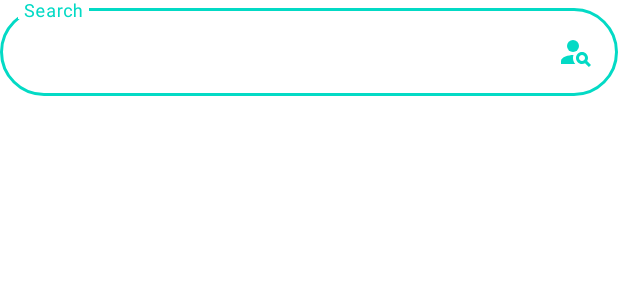
After one commit to tenesuzun/TMD_Contacts_App, an Android app: the layout fragment_contact_list.xml on its own in the app's theme, with its tools: preview values and no code run, on a phone screen of 412 x 824 dp. The commit adds this screen. Shown: the top 300 px of the screen. Run offline under Robolectric (Android 15) with nearby library versions, the phone set to English and light mode, and no system bars.

Commit message:
Fragments tests has been started: - New fragments containing contact list recycler view and a search bar has been created in the design

```diff
--- a/app/build.gradle
+++ b/app/build.gradle
@@ -40,6 +40,7 @@ dependencies {
     implementation 'androidx.appcompat:appcompat:1.2.0'
     implementation 'com.google.android.material:material:1.2.1'
     implementation 'androidx.constraintlayout:constraintlayout:2.0.1'
+    implementation 'androidx.legacy:legacy-support-v4:1.0.0'
     testImplementation 'junit:junit:4.+'
     androidTestImplementation 'androidx.test.ext:junit:1.1.2'
     androidTestImplementation 'androidx.test.espresso:espresso-core:3.3.0'
--- /dev/null
+++ b/app/src/main/res/drawable/ic_baseline_person_search_24.xml
@@ -0,0 +1,7 @@
+<vector android:height="24dp" android:tint="#03DAC5"
+    android:viewportHeight="24" android:viewportWidth="24"
+    android:width="24dp" xmlns:android="http://schemas.android.com/apk/res/android">
+    <path android:fillColor="@android:color/white" android:pathData="M10,8m-4,0a4,4 0,1 1,8 0a4,4 0,1 1,-8 0"/>
+    <path android:fillColor="@android:color/white" android:pathData="M10.35,14.01C7.62,13.91 2,15.27 2,18v2h9.54C9.07,17.24 10.31,14.11 10.35,14.01z"/>
+    <path android:fillColor="@android:color/white" android:pathData="M19.43,18.02C19.79,17.43 20,16.74 20,16c0,-2.21 -1.79,-4 -4,-4s-4,1.79 -4,4c0,2.21 1.79,4 4,4c0.74,0 1.43,-0.22 2.02,-0.57L20.59,22L22,20.59L19.43,18.02zM16,18c-1.1,0 -2,-0.9 -2,-2c0,-1.1 0.9,-2 2,-2s2,0.9 2,2C18,17.1 17.1,18 16,18z"/>
+</vector>
--- a/app/src/main/res/layout/activity_contacts_list.xml
+++ b/app/src/main/res/layout/activity_contacts_list.xml
@@ -41,9 +41,12 @@
         style="@style/Widget.MaterialComponents.BottomAppBar.Colored"
         android:layout_width="0dp"
         android:layout_height="wrap_content"
+        app:itemIconTint="@android:color/primary_text_dark_nodisable"
+        app:itemTextColor="@android:color/primary_text_dark_nodisable"
+        app:labelVisibilityMode="labeled"
         app:layout_constraintBottom_toBottomOf="parent"
         app:layout_constraintEnd_toEndOf="parent"
         app:layout_constraintStart_toStartOf="parent"
-        app:menu="@menu/bottom_navigation_menu"/>
+        app:menu="@menu/bottom_navigation_menu" />
 
 </androidx.constraintlayout.widget.ConstraintLayout>
--- /dev/null
+++ b/app/src/main/res/layout/fragment_contact_list.xml
@@ -0,0 +1,36 @@
+<?xml version="1.0" encoding="utf-8"?>
+<androidx.constraintlayout.widget.ConstraintLayout xmlns:android="http://schemas.android.com/apk/res/android"
+    xmlns:tools="http://schemas.android.com/tools"
+    android:layout_width="match_parent"
+    android:layout_height="match_parent"
+    xmlns:app="http://schemas.android.com/apk/res-auto"
+    tools:context=".contact_list_fragment">
+
+    <com.google.android.material.textfield.TextInputLayout
+        android:id="@+id/contactsSearchBarLayout"
+        android:layout_width="match_parent"
+        android:layout_height="wrap_content"
+        app:layout_constraintEnd_toEndOf="parent"
+        app:layout_constraintStart_toStartOf="parent"
+        app:layout_constraintTop_toTopOf="parent">
+
+        <com.google.android.material.textfield.TextInputEditText
+            android:id="@+id/contactsSearchBarField"
+            android:layout_width="match_parent"
+            android:layout_height="wrap_content"
+            android:drawableEnd="@drawable/ic_baseline_person_search_24"
+            android:hint="@string/contactsSearchBar" />
+    </com.google.android.material.textfield.TextInputLayout>
+
+    <androidx.recyclerview.widget.RecyclerView
+        android:id="@+id/fragmentContactListRecycler"
+        android:layout_width="match_parent"
+        android:layout_height="0dp"
+        android:layout_marginTop="16dp"
+        app:layoutManager="androidx.recyclerview.widget.LinearLayoutManager"
+        app:layout_constraintBottom_toBottomOf="parent"
+        app:layout_constraintEnd_toEndOf="parent"
+        app:layout_constraintStart_toStartOf="parent"
+        app:layout_constraintTop_toBottomOf="@+id/contactsSearchBarLayout" />
+
+</androidx.constraintlayout.widget.ConstraintLayout>
--- a/app/src/main/res/menu/bottom_navigation_menu.xml
+++ b/app/src/main/res/menu/bottom_navigation_menu.xml
@@ -16,6 +16,11 @@
         android:icon="@drawable/ic_baseline_person_24_white"
         android:title="@string/profilePage" />
     <item
+        android:id="@+id/removeContact"
+        android:enabled="true"
+        android:icon="@drawable/ic_baseline_person_remove_24"
+        android:title="@string/removeContact"/>
+    <item
         android:id="@+id/addNewContact"
         android:enabled="true"
         android:icon="@drawable/ic_baseline_person_add_alt_1_24"
--- a/app/src/main/res/values/strings.xml
+++ b/app/src/main/res/values/strings.xml
@@ -33,4 +33,5 @@
     <string name="profilePage">Profile</string>
     <string name="removeContact">Remove</string>
     <string name="contactsPage">Contacts</string>
+    <string name="contactsSearchBar">Search</string>
 </resources>
```
Also changed, not shown: app/src/main/java/com/example/tmdcontactsapp/contact_list_fragment.kt (added, +59 -0 lines).
